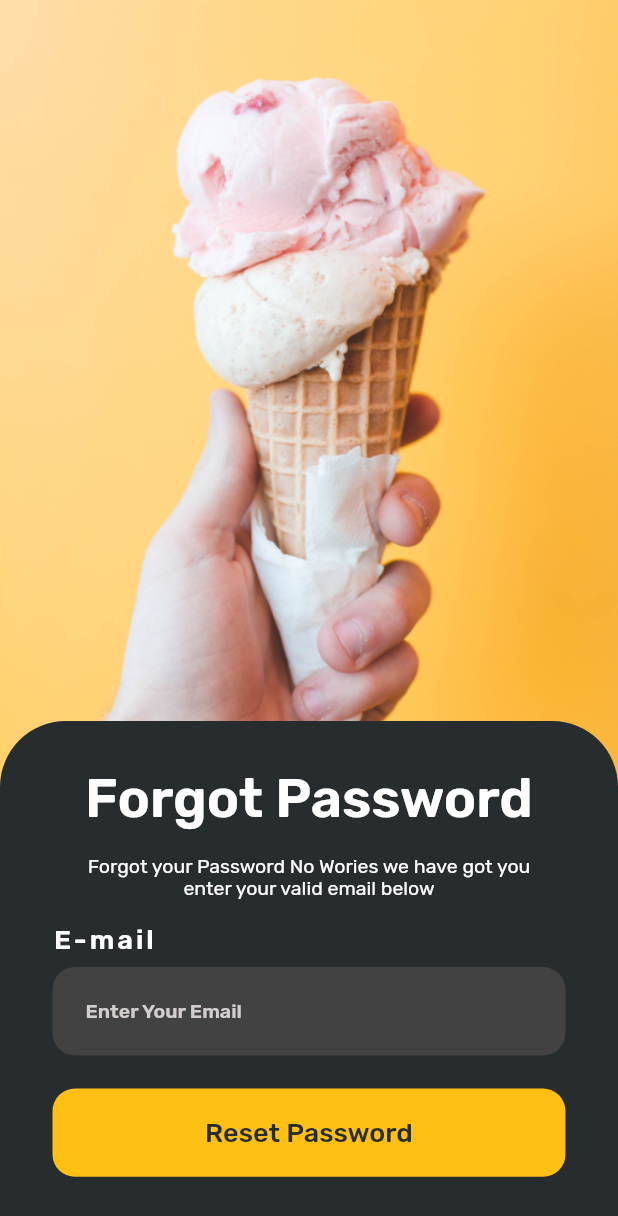
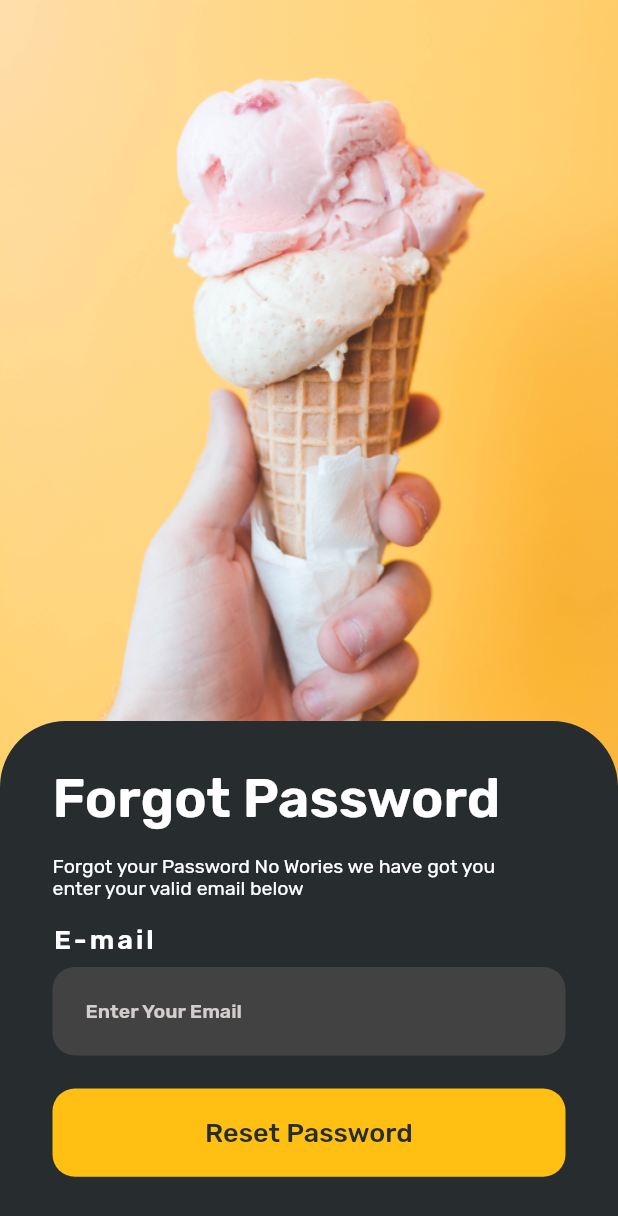
Before and after one commit to sairajramesh502/IndianZaikaFlutter, a Flutter app: the screen it shows after launch, after a tap on "Get Started", after a tap on "Forgot Password?", on a phone screen of 412 x 824 dp. Shown: the top 1216 px of the screen. Run offline on Flutter 3.47's test engine with Material 2 defaults, Android fonts, the phone set to English and light mode, and no system bars; our stand-ins replace animate_do, cloud_firestore, email_validator, firebase_auth, firebase_core, geolocator and 2 more; missing offline and left inert: geocoder; accounts and stored records are empty.

Commit message:
Updates on 24-11-2021

```diff
--- a/lib/screens/forgot_password.dart
+++ b/lib/screens/forgot_password.dart
@@ -3,6 +3,7 @@
 import 'package:flutter/material.dart';
 import 'package:indian_zaika/constants/constants.dart';
 import 'package:indian_zaika/widgets/button.dart';
+import 'package:animate_do/animate_do.dart';
 
 class ForgotPassword extends StatefulWidget {
   static const String id = 'forgotPassword-screen';
@@ -56,16 +57,19 @@ class _ForgotPasswordState extends State<ForgotPassword> {
               child: Padding(
                 padding: const EdgeInsets.only(left: 35, top: 30, right: 35),
                 child: Column(
-                  crossAxisAlignment: CrossAxisAlignment.center,
+                  crossAxisAlignment: CrossAxisAlignment.start,
                   children: [
                     //Text 1
 
-                    const Text(
+                    FadeInUp(
+                      duration: const Duration(milliseconds: 500),
+                      child: const Text(
                         'Forgot Password',
                         style: TextStyle(
                           fontSize: 36,
                           fontWeight: FontWeight.w600,
                           color: Colors.white,
+                        ),
                       ),
                     ),
 
@@ -75,12 +79,14 @@ class _ForgotPasswordState extends State<ForgotPassword> {
                     ),
 
                     //Text 2
-                    const Text(
+                    FadeInUp(
+                      duration: const Duration(milliseconds: 550),
+                      child: const Text(
                         'Forgot your Password No Wories we have got you\nenter your valid email below',
-                      textAlign: TextAlign.center,
                         style: TextStyle(
                           color: Colors.white,
                           fontSize: 13,
+                        ),
                       ),
                     ),
 
@@ -90,7 +96,9 @@ class _ForgotPasswordState extends State<ForgotPassword> {
                     ),
 
                     //Text Input
-                    Form(
+                    FadeInUp(
+                      duration: const Duration(milliseconds: 600),
+                      child: Form(
                         child: Column(
                           mainAxisAlignment: MainAxisAlignment.start,
                           crossAxisAlignment: CrossAxisAlignment.start,
@@ -118,6 +126,7 @@ class _ForgotPasswordState extends State<ForgotPassword> {
                           ],
                         ),
                       ),
+                    ),
 
                     //Space
                     const SizedBox(
@@ -126,8 +135,11 @@ class _ForgotPasswordState extends State<ForgotPassword> {
 
                     //Button
 
-                    ButtonGlobal(
+                    FadeInUp(
+                      duration: const Duration(milliseconds: 650),
+                      child: ButtonGlobal(
                           onPressed: () {}, buttonText: 'Reset Password'),
+                    ),
                   ],
                 ),
               ),
--- a/lib/screens/onboarding_screen.dart
+++ b/lib/screens/onboarding_screen.dart
@@ -5,6 +5,7 @@ import 'dart:ui';
 import 'package:flutter/material.dart';
 import 'package:indian_zaika/screens/login_screen.dart';
 import 'package:indian_zaika/widgets/button.dart';
+import 'package:animate_do/animate_do.dart';
 
 class OnboardingScreen extends StatefulWidget {
   static const String id = 'onboarding-screen';
@@ -61,14 +62,14 @@ class _OnboardingScreenState extends State<OnboardingScreen> {
     ];
 
     return Scaffold(
-      backgroundColor: const Color(0xFF272C2F),
+      backgroundColor: Color(0xFFCFAA01),
       resizeToAvoidBottomInset: false,
       body: Stack(
         children: [
           //onboard Image Slider
           SizedBox(
             width: screenWidth,
-            height: screenHeight / 1.01,
+            height: screenHeight,
             child: PageView(
               controller: _controller,
               children: _pages,
@@ -95,12 +96,15 @@ class _OnboardingScreenState extends State<OnboardingScreen> {
                   children: [
                     //Text 1
 
-                    const Text(
+                    FadeInUp(
+                      duration: Duration(milliseconds: 500),
+                      child: const Text(
                         'Order & Let’s eat',
                         style: TextStyle(
                           fontSize: 36,
                           fontWeight: FontWeight.w600,
                           color: Colors.white,
+                        ),
                       ),
                     ),
 
@@ -111,7 +115,9 @@ class _OnboardingScreenState extends State<OnboardingScreen> {
 
                     //Text 2
 
-                    RichText(
+                    FadeInUp(
+                      duration: Duration(milliseconds: 500),
+                      child: RichText(
                         text: const TextSpan(
                           text: 'Tasty',
                           style: TextStyle(
@@ -130,6 +136,7 @@ class _OnboardingScreenState extends State<OnboardingScreen> {
                           ],
                         ),
                       ),
+                    ),
 
                     //space
                     const SizedBox(
@@ -137,12 +144,15 @@ class _OnboardingScreenState extends State<OnboardingScreen> {
                     ),
 
                     //Text 3
-                    const Text(
+                    FadeInUp(
+                      duration: Duration(milliseconds: 700),
+                      child: const Text(
                         'Order Food and get Delivery in the Fastest\nTime in the Town',
                         style: TextStyle(
                           color: Colors.white,
                           fontSize: 13,
                           letterSpacing: 1.1,
+                        ),
                       ),
                     ),
 
@@ -153,12 +163,15 @@ class _OnboardingScreenState extends State<OnboardingScreen> {
 
                     //Button
 
-                    ButtonGlobal(
+                    FadeInUp(
+                      duration: Duration(milliseconds: 900),
+                      child: ButtonGlobal(
                           onPressed: () {
                             Navigator.pushReplacementNamed(
                                 context, LoginScreen.id);
                           },
                           buttonText: 'Get Started'),
+                    ),
                   ],
                 ),
               ),
--- a/pubspec.yaml
+++ b/pubspec.yaml
@@ -45,6 +45,7 @@ dev_dependencies:
   geocoder: ^0.2.1
   shimmer: ^2.0.0
   flutter_launcher_icons: ^0.9.2
+  animate_do: ^2.0.0
 
 flutter_icons:
   android: true
```
Also changed, not shown: lib/screens/home_screen.dart (+13 -0 lines), lib/screens/map_screen.dart (+18 -1 lines), lib/screens/select_location.dart (+14 -4 lines), pubspec.lock. Lines whose indentation alone changed are shown as unchanged.
